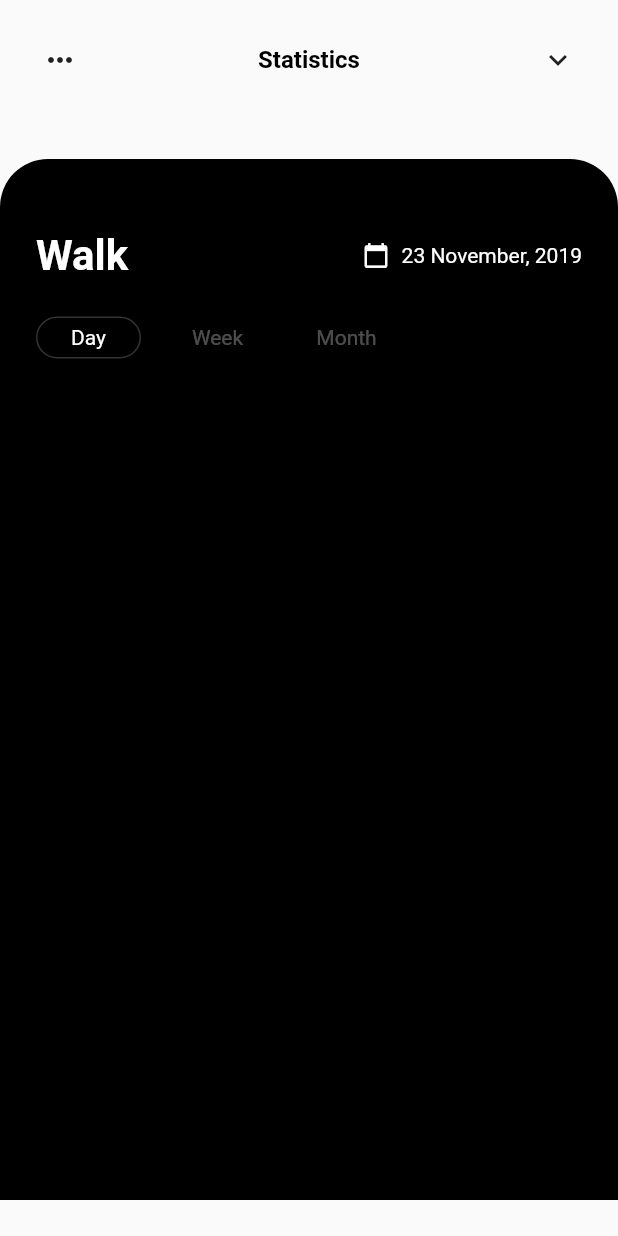
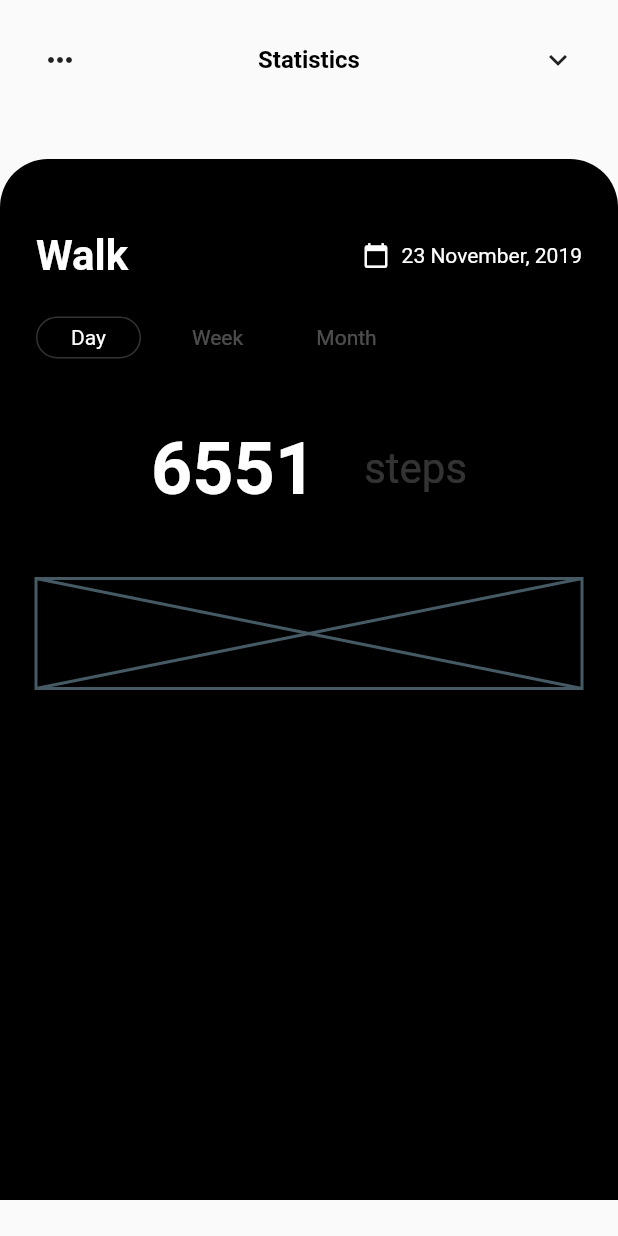
Before and after one commit to JAICHANGPARK/flutter_notebook_the_third_story, a Flutter app: the StatisticsPage screen opened directly, on a phone screen of 412 x 824 dp. Run offline on Flutter 3.47's test engine with Material 2 defaults, Android fonts, the phone set to English and light mode, and no system bars; our stand-ins replace badges, page_transition.

Commit message:
Update static_page.dart

```diff
--- a/lib/fitness_activity_tracker/static_page.dart
+++ b/lib/fitness_activity_tracker/static_page.dart
@@ -135,7 +135,40 @@ class _StatisticsPageState extends State<StatisticsPage> {
                         )),
                       )
                     ],
-                  )
+                  ),
+                  Container(
+                    height: 220,
+                    child: Column(
+                      children: <Widget>[
+                        Expanded(
+                          flex: 4,
+                          child: Row(
+                            mainAxisAlignment: MainAxisAlignment.center,
+                            crossAxisAlignment: CrossAxisAlignment.center,
+                            children: <Widget>[
+                              Text(
+                                "6551",
+                                style: TextStyle(
+                                  color: Colors.white,
+                                  fontSize: 48,
+                                  fontWeight: FontWeight.bold,
+                                ),
+                              ),
+                              SizedBox(width: 32,),
+                              Text("steps", style: TextStyle(
+                                color: Colors.white.withOpacity(0.2),
+                                fontSize: 28,
+                              ),)
+                            ],
+                          ),
+                        ),
+                        Expanded(
+                          flex: 2,
+                          child: Placeholder(),
+                        ),
+                      ],
+                    ),
+                  ),
                 ],
               ),
             ),
```
